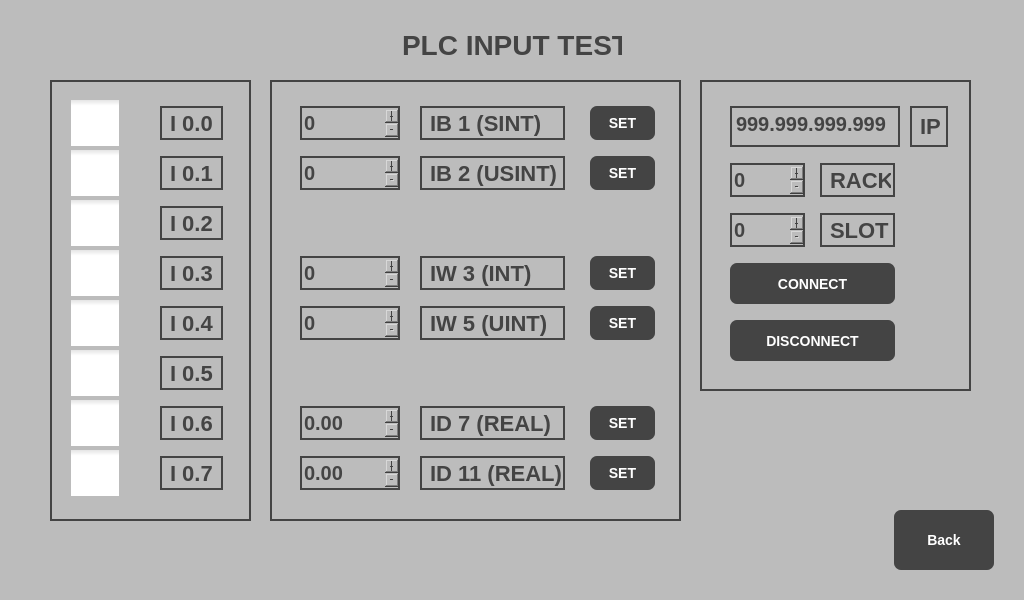
First picture: the form in Forms/inputwindow.ui, repository vieczorkamil/HMI-panel-PLC-S7-based-on-Raspberry-Pi-Engineering-Thesis, before the edit.
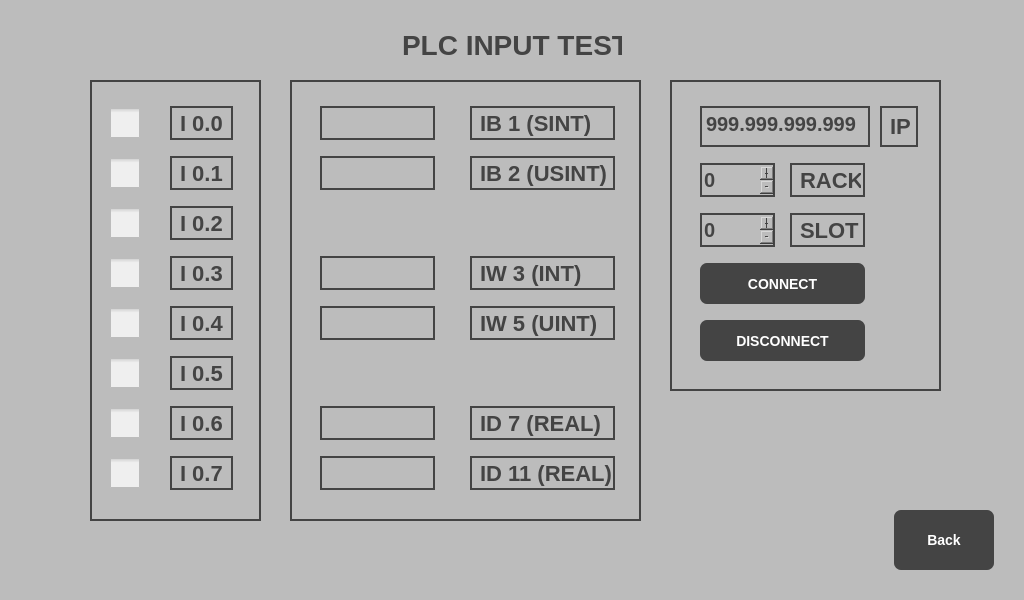
Second picture: the form after the edit. Icons and pictures are not drawn.

```diff
--- a/Forms/inputwindow.ui
+++ b/Forms/inputwindow.ui
@@ -47,16 +47,6 @@
 QCheckBox{
 	outline: 0px;
 }
-QCheckBox::indicator{
-	width: 50px;
-	height: 50px;
-}
-QCheckBox::indicator:checked{
-	image:url(&quot;:/Button/switchOn512x272.png&quot;);
-}
-QCheckBox::indicator:unchecked{
-	image:url(&quot;:/Button/switchOff512x272.png&quot;);
-}
 
 QSpinBox{
 	background: rgb(188,188,188);
@@ -81,6 +71,20 @@
 	color: rgb(68, 68, 68);
 	border: 2px solid rgb(68, 68, 68);
 	
+}
+
+QCheckBox{
+	outline: 0px;
+}
+QCheckBox::indicator{
+	width: 30px;
+	height: 30px;
+}
+QCheckBox::indicator:checked{
+	image:url(&quot;:/Led/ledON.png&quot;);
+}
+QCheckBox::indicator:unchecked{
+	image:url(&quot;:/Led/ledOFF.png&quot;);
 }</string>
   </property>
   <widget class="QPushButton" name="backButton">
@@ -118,11 +122,14 @@
    </property>
   </widget>
   <widget class="QCheckBox" name="switchInput0_0">
+   <property name="enabled">
+    <bool>false</bool>
+   </property>
    <property name="geometry">
     <rect>
-     <x>70</x>
+     <x>110</x>
      <y>100</y>
-     <width>56</width>
+     <width>31</width>
      <height>46</height>
     </rect>
    </property>
@@ -131,11 +138,14 @@
    </property>
   </widget>
   <widget class="QCheckBox" name="switchInput0_1">
+   <property name="enabled">
+    <bool>false</bool>
+   </property>
    <property name="geometry">
     <rect>
-     <x>70</x>
+     <x>110</x>
      <y>150</y>
-     <width>56</width>
+     <width>31</width>
      <height>46</height>
     </rect>
    </property>
@@ -144,11 +154,14 @@
    </property>
   </widget>
   <widget class="QCheckBox" name="switchInput0_2">
+   <property name="enabled">
+    <bool>false</bool>
+   </property>
    <property name="geometry">
     <rect>
-     <x>70</x>
+     <x>110</x>
      <y>200</y>
-     <width>56</width>
+     <width>31</width>
      <height>46</height>
     </rect>
    </property>
@@ -157,11 +170,14 @@
    </property>
   </widget>
   <widget class="QCheckBox" name="switchInput0_3">
+   <property name="enabled">
+    <bool>false</bool>
+   </property>
    <property name="geometry">
     <rect>
-     <x>70</x>
+     <x>110</x>
      <y>250</y>
-     <width>56</width>
+     <width>31</width>
      <height>46</height>
     </rect>
    </property>
@@ -170,11 +186,14 @@
    </property>
   </widget>
   <widget class="QCheckBox" name="switchInput0_4">
+   <property name="enabled">
+    <bool>false</bool>
+   </property>
    <property name="geometry">
     <rect>
-     <x>70</x>
+     <x>110</x>
      <y>300</y>
-     <width>56</width>
+     <width>31</width>
      <height>46</height>
     </rect>
    </property>
@@ -183,11 +202,14 @@
    </property>
   </widget>
   <widget class="QCheckBox" name="switchInput0_5">
+   <property name="enabled">
+    <bool>false</bool>
+   </property>
    <property name="geometry">
     <rect>
-     <x>70</x>
+     <x>110</x>
      <y>350</y>
-     <width>56</width>
+     <width>31</width>
      <height>46</height>
     </rect>
    </property>
@@ -196,11 +218,14 @@
    </property>
   </widget>
   <widget class="QCheckBox" name="switchInput0_6">
+   <property name="enabled">
+    <bool>false</bool>
+   </property>
    <property name="geometry">
     <rect>
-     <x>70</x>
+     <x>110</x>
      <y>400</y>
-     <width>56</width>
+     <width>31</width>
      <height>46</height>
     </rect>
    </property>
@@ -209,11 +234,14 @@
    </property>
   </widget>
   <widget class="QCheckBox" name="switchInput0_7">
+   <property name="enabled">
+    <bool>false</bool>
+   </property>
    <property name="geometry">
     <rect>
-     <x>70</x>
+     <x>110</x>
      <y>450</y>
-     <width>56</width>
+     <width>31</width>
      <height>46</height>
     </rect>
    </property>
@@ -224,7 +252,7 @@
   <widget class="QLabel" name="Input0_0Label">
    <property name="geometry">
     <rect>
-     <x>160</x>
+     <x>170</x>
      <y>106</y>
      <width>63</width>
      <height>34</height>
@@ -237,7 +265,7 @@
   <widget class="QLabel" name="Input0_1Label">
    <property name="geometry">
     <rect>
-     <x>160</x>
+     <x>170</x>
      <y>156</y>
      <width>63</width>
      <height>34</height>
@@ -250,7 +278,7 @@
   <widget class="QLabel" name="Input0_2Label">
    <property name="geometry">
     <rect>
-     <x>160</x>
+     <x>170</x>
      <y>206</y>
      <width>63</width>
      <height>34</height>
@@ -263,7 +291,7 @@
   <widget class="QLabel" name="Input0_3Label">
    <property name="geometry">
     <rect>
-     <x>160</x>
+     <x>170</x>
      <y>256</y>
      <width>63</width>
      <height>34</height>
@@ -276,7 +304,7 @@
   <widget class="QLabel" name="Input0_4Label">
    <property name="geometry">
     <rect>
-     <x>160</x>
+     <x>170</x>
      <y>306</y>
      <width>63</width>
      <height>34</height>
@@ -289,7 +317,7 @@
   <widget class="QLabel" name="Input0_5Label">
    <property name="geometry">
     <rect>
-     <x>160</x>
+     <x>170</x>
      <y>356</y>
      <width>63</width>
      <height>34</height>
@@ -302,7 +330,7 @@
   <widget class="QLabel" name="Input0_6Label">
    <property name="geometry">
     <rect>
-     <x>160</x>
+     <x>170</x>
      <y>406</y>
      <width>63</width>
      <height>34</height>
@@ -315,7 +343,7 @@
   <widget class="QLabel" name="Input0_7Label">
    <property name="geometry">
     <rect>
-     <x>160</x>
+     <x>170</x>
      <y>456</y>
      <width>63</width>
      <height>34</height>
@@ -325,154 +353,10 @@
     <string>I 0.7</string>
    </property>
   </widget>
-  <widget class="QSpinBox" name="inputB1">
-   <property name="geometry">
-    <rect>
-     <x>300</x>
-     <y>106</y>
-     <width>100</width>
-     <height>34</height>
-    </rect>
-   </property>
-   <property name="wrapping">
-    <bool>false</bool>
-   </property>
-   <property name="frame">
-    <bool>true</bool>
-   </property>
-   <property name="buttonSymbols">
-    <enum>QAbstractSpinBox::PlusMinus</enum>
-   </property>
-   <property name="minimum">
-    <number>-128</number>
-   </property>
-   <property name="maximum">
-    <number>127</number>
-   </property>
-  </widget>
-  <widget class="QSpinBox" name="inputB2">
-   <property name="geometry">
-    <rect>
-     <x>300</x>
-     <y>156</y>
-     <width>100</width>
-     <height>34</height>
-    </rect>
-   </property>
-   <property name="wrapping">
-    <bool>false</bool>
-   </property>
-   <property name="frame">
-    <bool>true</bool>
-   </property>
-   <property name="buttonSymbols">
-    <enum>QAbstractSpinBox::PlusMinus</enum>
-   </property>
-   <property name="minimum">
-    <number>0</number>
-   </property>
-   <property name="maximum">
-    <number>255</number>
-   </property>
-  </widget>
-  <widget class="QSpinBox" name="inputW3">
-   <property name="geometry">
-    <rect>
-     <x>300</x>
-     <y>256</y>
-     <width>100</width>
-     <height>34</height>
-    </rect>
-   </property>
-   <property name="wrapping">
-    <bool>false</bool>
-   </property>
-   <property name="frame">
-    <bool>true</bool>
-   </property>
-   <property name="buttonSymbols">
-    <enum>QAbstractSpinBox::PlusMinus</enum>
-   </property>
-   <property name="minimum">
-    <number>-32768</number>
-   </property>
-   <property name="maximum">
-    <number>32768</number>
-   </property>
-  </widget>
-  <widget class="QSpinBox" name="inputW5">
-   <property name="geometry">
-    <rect>
-     <x>300</x>
-     <y>306</y>
-     <width>100</width>
-     <height>34</height>
-    </rect>
-   </property>
-   <property name="wrapping">
-    <bool>false</bool>
-   </property>
-   <property name="frame">
-    <bool>true</bool>
-   </property>
-   <property name="buttonSymbols">
-    <enum>QAbstractSpinBox::PlusMinus</enum>
-   </property>
-   <property name="minimum">
-    <number>0</number>
-   </property>
-   <property name="maximum">
-    <number>65535</number>
-   </property>
-  </widget>
-  <widget class="QDoubleSpinBox" name="inputD7">
-   <property name="geometry">
-    <rect>
-     <x>300</x>
-     <y>406</y>
-     <width>100</width>
-     <height>34</height>
-    </rect>
-   </property>
-   <property name="buttonSymbols">
-    <enum>QAbstractSpinBox::PlusMinus</enum>
-   </property>
-   <property name="minimum">
-    <double>-100000.000000000000000</double>
-   </property>
-   <property name="maximum">
-    <double>100000.000000000000000</double>
-   </property>
-   <property name="singleStep">
-    <double>0.100000000000000</double>
-   </property>
-  </widget>
-  <widget class="QDoubleSpinBox" name="inputD11">
-   <property name="geometry">
-    <rect>
-     <x>300</x>
-     <y>456</y>
-     <width>100</width>
-     <height>34</height>
-    </rect>
-   </property>
-   <property name="buttonSymbols">
-    <enum>QAbstractSpinBox::PlusMinus</enum>
-   </property>
-   <property name="minimum">
-    <double>-100000.000000000000000</double>
-   </property>
-   <property name="maximum">
-    <double>100000.000000000000000</double>
-   </property>
-   <property name="singleStep">
-    <double>0.100000000000000</double>
-   </property>
-  </widget>
   <widget class="QLabel" name="InputB1Label">
    <property name="geometry">
     <rect>
-     <x>420</x>
+     <x>470</x>
      <y>106</y>
      <width>145</width>
      <height>34</height>
@@ -485,7 +369,7 @@
   <widget class="QLabel" name="InputB2Label">
    <property name="geometry">
     <rect>
-     <x>420</x>
+     <x>470</x>
      <y>156</y>
      <width>145</width>
      <height>34</height>
@@ -498,7 +382,7 @@
   <widget class="QLabel" name="InputW3Label">
    <property name="geometry">
     <rect>
-     <x>420</x>
+     <x>470</x>
      <y>256</y>
      <width>145</width>
      <height>34</height>
@@ -511,7 +395,7 @@
   <widget class="QLabel" name="InputW5Label">
    <property name="geometry">
     <rect>
-     <x>420</x>
+     <x>470</x>
      <y>306</y>
      <width>145</width>
      <height>34</height>
@@ -524,7 +408,7 @@
   <widget class="QLabel" name="InputD7Label">
    <property name="geometry">
     <rect>
-     <x>420</x>
+     <x>470</x>
      <y>406</y>
      <width>145</width>
      <height>34</height>
@@ -537,7 +421,7 @@
   <widget class="QLabel" name="InputD11Label">
    <property name="geometry">
     <rect>
-     <x>420</x>
+     <x>470</x>
      <y>456</y>
      <width>145</width>
      <height>34</height>
@@ -547,88 +431,10 @@
     <string>ID 11 (REAL)</string>
    </property>
   </widget>
-  <widget class="QPushButton" name="inputB1Button">
-   <property name="geometry">
-    <rect>
-     <x>590</x>
-     <y>106</y>
-     <width>65</width>
-     <height>34</height>
-    </rect>
-   </property>
-   <property name="text">
-    <string>SET</string>
-   </property>
-  </widget>
-  <widget class="QPushButton" name="inputB2Button">
-   <property name="geometry">
-    <rect>
-     <x>590</x>
-     <y>156</y>
-     <width>65</width>
-     <height>34</height>
-    </rect>
-   </property>
-   <property name="text">
-    <string>SET</string>
-   </property>
-  </widget>
-  <widget class="QPushButton" name="inputW3Button">
-   <property name="geometry">
-    <rect>
-     <x>590</x>
-     <y>256</y>
-     <width>65</width>
-     <height>34</height>
-    </rect>
-   </property>
-   <property name="text">
-    <string>SET</string>
-   </property>
-  </widget>
-  <widget class="QPushButton" name="inputW5Button">
-   <property name="geometry">
-    <rect>
-     <x>590</x>
-     <y>306</y>
-     <width>65</width>
-     <height>34</height>
-    </rect>
-   </property>
-   <property name="text">
-    <string>SET</string>
-   </property>
-  </widget>
-  <widget class="QPushButton" name="inputD7Button">
-   <property name="geometry">
-    <rect>
-     <x>590</x>
-     <y>406</y>
-     <width>65</width>
-     <height>34</height>
-    </rect>
-   </property>
-   <property name="text">
-    <string>SET</string>
-   </property>
-  </widget>
-  <widget class="QPushButton" name="inputD11Button">
-   <property name="geometry">
-    <rect>
-     <x>590</x>
-     <y>456</y>
-     <width>65</width>
-     <height>34</height>
-    </rect>
-   </property>
-   <property name="text">
-    <string>SET</string>
-   </property>
-  </widget>
   <widget class="QTextEdit" name="inputIP">
    <property name="geometry">
     <rect>
-     <x>730</x>
+     <x>700</x>
      <y>106</y>
      <width>170</width>
      <height>41</height>
@@ -645,7 +451,7 @@
   <widget class="QSpinBox" name="inputRACK">
    <property name="geometry">
     <rect>
-     <x>730</x>
+     <x>700</x>
      <y>163</y>
      <width>75</width>
      <height>34</height>
@@ -670,7 +476,7 @@
   <widget class="QSpinBox" name="inputSLOT">
    <property name="geometry">
     <rect>
-     <x>730</x>
+     <x>700</x>
      <y>213</y>
      <width>75</width>
      <height>34</height>
@@ -695,7 +501,7 @@
   <widget class="QLabel" name="inputIPLabel">
    <property name="geometry">
     <rect>
-     <x>910</x>
+     <x>880</x>
      <y>106</y>
      <width>38</width>
      <height>41</height>
@@ -708,7 +514,7 @@
   <widget class="QLabel" name="inputRACKLabel">
    <property name="geometry">
     <rect>
-     <x>820</x>
+     <x>790</x>
      <y>163</y>
      <width>75</width>
      <height>34</height>
@@ -721,7 +527,7 @@
   <widget class="QLabel" name="inputSLOTLabel">
    <property name="geometry">
     <rect>
-     <x>820</x>
+     <x>790</x>
      <y>213</y>
      <width>75</width>
      <height>34</height>
@@ -734,7 +540,7 @@
   <widget class="QPushButton" name="connectButton">
    <property name="geometry">
     <rect>
-     <x>730</x>
+     <x>700</x>
      <y>263</y>
      <width>165</width>
      <height>41</height>
@@ -747,7 +553,7 @@
   <widget class="QPushButton" name="disconnectButton">
    <property name="geometry">
     <rect>
-     <x>730</x>
+     <x>700</x>
      <y>320</y>
      <width>165</width>
      <height>41</height>
@@ -760,9 +566,9 @@
   <widget class="QLabel" name="Border1">
    <property name="geometry">
     <rect>
-     <x>50</x>
+     <x>90</x>
      <y>80</y>
-     <width>201</width>
+     <width>171</width>
      <height>441</height>
     </rect>
    </property>
@@ -773,9 +579,9 @@
   <widget class="QLabel" name="Border2">
    <property name="geometry">
     <rect>
-     <x>270</x>
+     <x>290</x>
      <y>80</y>
-     <width>411</width>
+     <width>351</width>
      <height>441</height>
     </rect>
    </property>
@@ -786,7 +592,7 @@
   <widget class="QLabel" name="Border3">
    <property name="geometry">
     <rect>
-     <x>700</x>
+     <x>670</x>
      <y>80</y>
      <width>271</width>
      <height>311</height>
@@ -796,6 +602,84 @@
     <string/>
    </property>
   </widget>
+  <widget class="QLabel" name="inputB2">
+   <property name="geometry">
+    <rect>
+     <x>320</x>
+     <y>156</y>
+     <width>115</width>
+     <height>34</height>
+    </rect>
+   </property>
+   <property name="text">
+    <string/>
+   </property>
+  </widget>
+  <widget class="QLabel" name="inputB1">
+   <property name="geometry">
+    <rect>
+     <x>320</x>
+     <y>106</y>
+     <width>115</width>
+     <height>34</height>
+    </rect>
+   </property>
+   <property name="text">
+    <string/>
+   </property>
+  </widget>
+  <widget class="QLabel" name="inputW5">
+   <property name="geometry">
+    <rect>
+     <x>320</x>
+     <y>306</y>
+     <width>115</width>
+     <height>34</height>
+    </rect>
+   </property>
+   <property name="text">
+    <string/>
+   </property>
+  </widget>
+  <widget class="QLabel" name="inputD7">
+   <property name="geometry">
+    <rect>
+     <x>320</x>
+     <y>406</y>
+     <width>115</width>
+     <height>34</height>
+    </rect>
+   </property>
+   <property name="text">
+    <string/>
+   </property>
+  </widget>
+  <widget class="QLabel" name="inputD11">
+   <property name="geometry">
+    <rect>
+     <x>320</x>
+     <y>456</y>
+     <width>115</width>
+     <height>34</height>
+    </rect>
+   </property>
+   <property name="text">
+    <string/>
+   </property>
+  </widget>
+  <widget class="QLabel" name="inputW3">
+   <property name="geometry">
+    <rect>
+     <x>320</x>
+     <y>256</y>
+     <width>115</width>
+     <height>34</height>
+    </rect>
+   </property>
+   <property name="text">
+    <string/>
+   </property>
+  </widget>
   <zorder>Border3</zorder>
   <zorder>Border2</zorder>
   <zorder>Border1</zorder>
```
Left out of the diff: 18 changed lines with no effect on the pictures.
